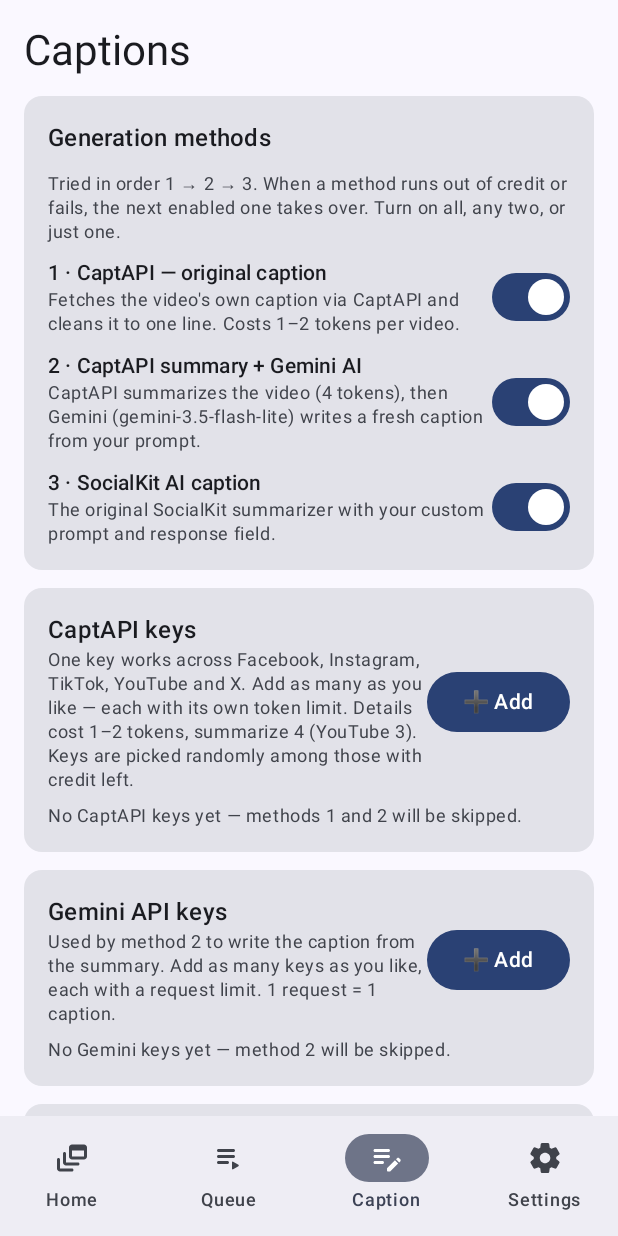
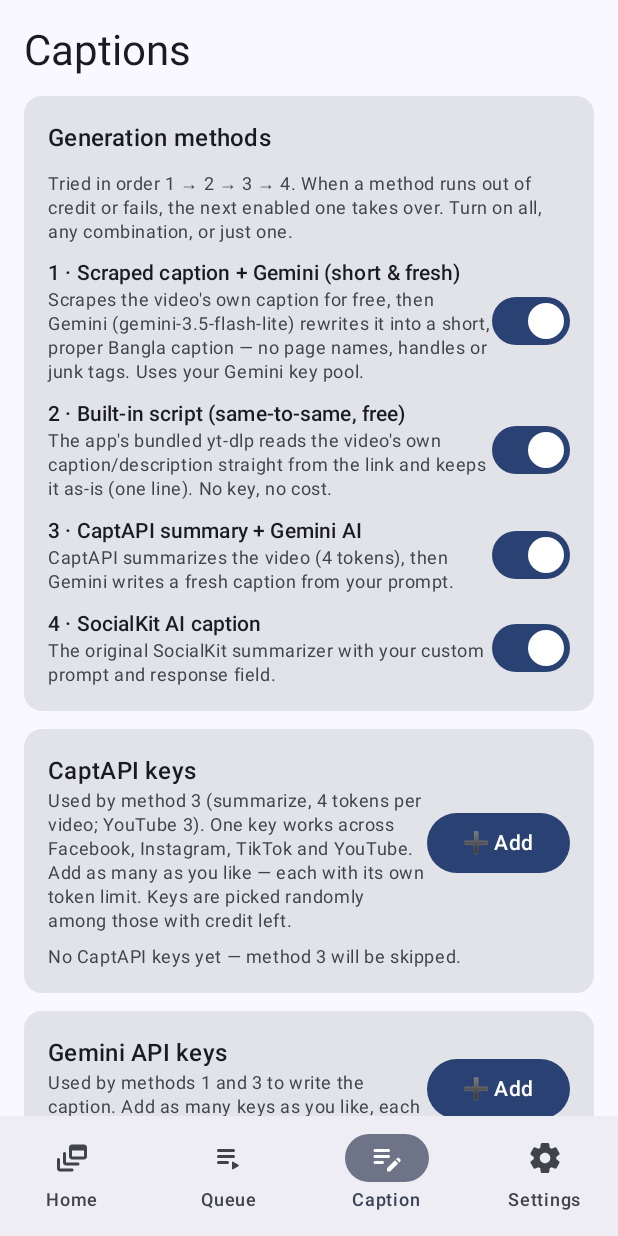
Before and after one commit to Shishir-ip/ReelPilot, an Android app built with Jetpack Compose: the CaptionScreen screen opened through its navigation route, on a phone screen of 412 x 824 dp. Run offline under Robolectric (Android 15) with nearby library versions, the phone set to English and light mode, and no system bars; our stand-ins replace Room's generated code.

Commit message:
v2.2.0: built-in yt-dlp caption scrape, scraped-caption+Gemini rewrite method (short Bangla captions), drop CaptAPI details method

```diff
--- a/app/build.gradle.kts
+++ b/app/build.gradle.kts
@@ -13,8 +13,8 @@ android {
         applicationId = "com.reelpilot.app"
         minSdk = 26
         targetSdk = 34
-        versionCode = 26
-        versionName = "2.1.0"
+        versionCode = 28
+        versionName = "2.2.0"
 
         ndk {
             abiFilters += listOf("arm64-v8a", "armeabi-v7a", "x86_64")
--- a/app/src/main/java/com/reelpilot/app/data/Settings.kt
+++ b/app/src/main/java/com/reelpilot/app/data/Settings.kt
@@ -49,6 +49,7 @@ data class AppSettings(
     val captApis: String = "",           // JSON pool of CaptAPI keys (token limits)
     val geminiApis: String = "",         // JSON pool of Gemini API keys (request limits)
     val geminiPrompt: String = "",       // blank = built-in default Gemini prompt
+    val scrapGeminiPrompt: String = "",  // blank = built-in default scrap-rewrite prompt
     val captionMethods: String = ""      // JSON {"details":"false",...}; blank = all on
 )
 
@@ -84,6 +85,7 @@ class SettingsRepo(private val context: Context) {
         val CAPT_APIS = stringPreferencesKey("capt_apis")
         val GEMINI_APIS = stringPreferencesKey("gemini_apis")
         val GEMINI_PROMPT = stringPreferencesKey("gemini_prompt")
+        val SCRAP_GEMINI_PROMPT = stringPreferencesKey("scrap_gemini_prompt")
         val CAPTION_METHODS = stringPreferencesKey("caption_methods")
     }
 
@@ -120,6 +122,7 @@ class SettingsRepo(private val context: Context) {
             captApis = p[Keys.CAPT_APIS] ?: "",
             geminiApis = p[Keys.GEMINI_APIS] ?: "",
             geminiPrompt = p[Keys.GEMINI_PROMPT] ?: "",
+            scrapGeminiPrompt = p[Keys.SCRAP_GEMINI_PROMPT] ?: "",
             captionMethods = p[Keys.CAPTION_METHODS] ?: ""
         )
     }
@@ -173,6 +176,7 @@ class SettingsRepo(private val context: Context) {
     suspend fun setCaptApis(json: String) = context.dataStore.edit { it[Keys.CAPT_APIS] = json }
     suspend fun setGeminiApis(json: String) = context.dataStore.edit { it[Keys.GEMINI_APIS] = json }
     suspend fun setGeminiPrompt(v: String) = context.dataStore.edit { it[Keys.GEMINI_PROMPT] = v }
+    suspend fun setScrapGeminiPrompt(v: String) = context.dataStore.edit { it[Keys.SCRAP_GEMINI_PROMPT] = v }
     suspend fun setCaptionMethods(json: String) = context.dataStore.edit { it[Keys.CAPTION_METHODS] = json }
 
     /** Save (or overwrite) the recorded flow for one target app. */
@@ -211,10 +215,12 @@ class SettingsRepo(private val context: Context) {
         val DEFAULT_PROMPT = "Based on the video transcript, write 1 short, catchy bangla caption in natural, conversational Bangla (not robotic or overly formal) that works across Reels, TikTok, and Shorts. Keep it 2–3 lines max with a strong hook, 1–2 emojis and 3 relevant hashtags."
 
         val DEFAULT_GEMINI_PROMPT = "Generate a catchy, scroll-stopping Bangla caption based on the video summary. Make it emotional, impactful and relatable. Keep it to 1–2 short sentences with exactly 2 relevant emojis and 3 relevant hashtags. Start with a strong hook. Return only the ready-to-post caption."
+
+        val DEFAULT_SCRAP_GEMINI_PROMPT = "Below is the raw scraped caption of a video. Ignore page names, @handles, links, hashtags, credits and filler text. Rewrite it as ONE short, catchy, natural Bangla caption (1–2 sentences, under 200 characters) that captures the video's essence with a strong emotional hook. Do NOT copy the original word-for-word — write it fresh. End with exactly 2 relevant emojis and 3 relevant hashtags. Return only the ready-to-post caption."
         const val GEMINI_MODEL = "gemini-3.5-flash-lite"
 
-        /** Caption methods in fallback order: 1 → 2 → 3. */
-        val METHOD_ORDER = listOf("details", "summary", "socialkit")
+        /** Caption methods in fallback order: scrap+Gemini first, verbatim next. */
+        val METHOD_ORDER = listOf("scrapgemini", "builtin", "summary", "socialkit")
 
         /** Enabled methods, in fallback order. Blank setting = all enabled. */
         fun enabledMethods(s: AppSettings): List<String> {
@@ -224,6 +230,9 @@ class SettingsRepo(private val context: Context) {
 
         fun effectiveGeminiPrompt(s: AppSettings): String =
             s.geminiPrompt.ifBlank { DEFAULT_GEMINI_PROMPT }
+
+        fun effectiveScrapGeminiPrompt(s: AppSettings): String =
+            s.scrapGeminiPrompt.ifBlank { DEFAULT_SCRAP_GEMINI_PROMPT }
 
         fun parseCaptionApis(json: String): List<CaptionApi> = CaptionApi.parseList(json)
 
--- a/app/src/main/java/com/reelpilot/app/ui/CaptionScreen.kt
+++ b/app/src/main/java/com/reelpilot/app/ui/CaptionScreen.kt
@@ -105,24 +105,30 @@ fun CaptionScreen() {
             Column(Modifier.padding(16.dp), verticalArrangement = Arrangement.spacedBy(10.dp)) {
                 Text("Generation methods", style = MaterialTheme.typography.titleMedium)
                 Text(
-                    "Tried in order 1 → 2 → 3. When a method runs out of credit or fails, the next enabled one takes over. Turn on all, any two, or just one.",
+                    "Tried in order 1 → 2 → 3 → 4. When a method runs out of credit or fails, the next enabled one takes over. Turn on all, any combination, or just one.",
                     style = MaterialTheme.typography.bodySmall,
                     color = MaterialTheme.colorScheme.onSurfaceVariant
                 )
                 MethodSwitch(
-                    title = "1 · CaptAPI — original caption",
-                    subtitle = "Fetches the video's own caption via CaptAPI and cleans it to one line. Costs 1–2 tokens per video.",
-                    checked = methodMap["details"] != "false",
-                    onChange = { setMethod("details", it) }
+                    title = "1 · Scraped caption + Gemini (short & fresh)",
+                    subtitle = "Scrapes the video's own caption for free, then Gemini (${SettingsRepo.GEMINI_MODEL}) rewrites it into a short, proper Bangla caption — no page names, handles or junk tags. Uses your Gemini key pool.",
+                    checked = methodMap["scrapgemini"] != "false",
+                    onChange = { setMethod("scrapgemini", it) }
                 )
                 MethodSwitch(
-                    title = "2 · CaptAPI summary + Gemini AI",
-                    subtitle = "CaptAPI summarizes the video (4 tokens), then Gemini (${SettingsRepo.GEMINI_MODEL}) writes a fresh caption from your prompt.",
+                    title = "2 · Built-in script (same-to-same, free)",
+                    subtitle = "The app's bundled yt-dlp reads the video's own caption/description straight from the link and keeps it as-is (one line). No key, no cost.",
+                    checked = methodMap["builtin"] != "false",
+                    onChange = { setMethod("builtin", it) }
+                )
+                MethodSwitch(
+                    title = "3 · CaptAPI summary + Gemini AI",
+                    subtitle = "CaptAPI summarizes the video (4 tokens), then Gemini writes a fresh caption from your prompt.",
                     checked = methodMap["summary"] != "false",
                     onChange = { setMethod("summary", it) }
                 )
                 MethodSwitch(
-                    title = "3 · SocialKit AI caption",
+                    title = "4 · SocialKit AI caption",
                     subtitle = "The original SocialKit summarizer with your custom prompt and response field.",
                     checked = methodMap["socialkit"] != "false",
                     onChange = { setMethod("socialkit", it) }
@@ -133,10 +139,10 @@ fun CaptionScreen() {
         // ---- CaptAPI key pool
         PoolCard(
             title = "CaptAPI keys",
-            subtitle = "One key works across Facebook, Instagram, TikTok, YouTube and X. Add as many as you like — each with its own token limit. Details cost 1–2 tokens, summarize 4 (YouTube 3). Keys are picked randomly among those with credit left.",
+            subtitle = "Used by method 3 (summarize, 4 tokens per video; YouTube 3). One key works across Facebook, Instagram, TikTok and YouTube. Add as many as you like — each with its own token limit. Keys are picked randomly among those with credit left.",
             unit = "tokens",
             apis = captApis,
-            emptyText = "No CaptAPI keys yet — methods 1 and 2 will be skipped.",
+            emptyText = "No CaptAPI keys yet — method 3 will be skipped.",
             onAdd = { addPool = "captapi" },
             onRemove = { removeKey("captapi", it) }
         )
@@ -144,18 +150,54 @@ fun CaptionScreen() {
         // ---- Gemini key pool
         PoolCard(
             title = "Gemini API keys",
-            subtitle = "Used by method 2 to write the caption from the summary. Add as many keys as you like, each with a request limit. 1 request = 1 caption.",
+            subtitle = "Used by methods 1 and 3 to write the caption. Add as many keys as you like, each with a request limit. 1 request = 1 caption.",
             unit = "requests",
             apis = geminiApis,
-            emptyText = "No Gemini keys yet — method 2 will be skipped.",
+            emptyText = "No Gemini keys yet — methods 1 and 3 will be skipped.",
             onAdd = { addPool = "gemini" },
             onRemove = { removeKey("gemini", it) }
         )
 
+        // ---- Scrap + Gemini prompt (method 1)
+        Card {
+            Column(Modifier.padding(16.dp), verticalArrangement = Arrangement.spacedBy(8.dp)) {
+                Text("Scrap + Gemini prompt (method 1)", style = MaterialTheme.typography.titleMedium)
+                Text(
+                    "Tells Gemini how to rewrite the scraped caption into a short, proper Bangla caption.",
+                    style = MaterialTheme.typography.bodySmall,
+                    color = MaterialTheme.colorScheme.onSurfaceVariant
+                )
+                var scrapPrompt by remember(settings.scrapGeminiPrompt) {
+                    mutableStateOf(settings.scrapGeminiPrompt.ifBlank { SettingsRepo.DEFAULT_SCRAP_GEMINI_PROMPT })
+                }
+                OutlinedTextField(
+                    value = scrapPrompt,
+                    onValueChange = { scrapPrompt = it },
+                    modifier = Modifier.fillMaxWidth(),
+                    minLines = 3
+                )
+                Row(horizontalArrangement = Arrangement.spacedBy(8.dp)) {
+                    Button(onClick = {
+                        scope.launch {
+                            SettingsRepo.get(context).setScrapGeminiPrompt(scrapPrompt)
+                            toast("Scrap prompt saved ✓")
+                        }
+                    }) { Text("Save prompt") }
+                    TextButton(onClick = {
+                        scope.launch {
+                            SettingsRepo.get(context).setScrapGeminiPrompt("")
+                            scrapPrompt = SettingsRepo.DEFAULT_SCRAP_GEMINI_PROMPT
+                            toast("Prompt reset to default")
+                        }
+                    }) { Text("Reset to default") }
+                }
+            }
+        }
+
         // ---- Gemini prompt
         Card {
             Column(Modifier.padding(16.dp), verticalArrangement = Arrangement.spacedBy(8.dp)) {
-                Text("Gemini prompt (method 2)", style = MaterialTheme.typography.titleMedium)
+                Text("Gemini prompt (method 3)", style = MaterialTheme.typography.titleMedium)
                 var prompt by remember(settings.geminiPrompt) {
                     mutableStateOf(settings.geminiPrompt.ifBlank { SettingsRepo.DEFAULT_GEMINI_PROMPT })
                 }
```
Also changed, not shown: app/src/main/java/com/reelpilot/app/worker/CaptionWorker.kt (+56 -93 lines), app/src/main/java/com/reelpilot/app/worker/YtDlpBridge.kt (+20 -0 lines), 1 other file.
